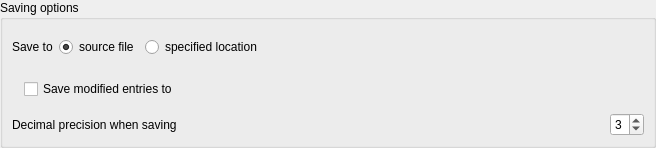
Qt form src/utils/widgets/otofilesavewidget.ui (shine5402/KiraOtoToolbox) before a commit.
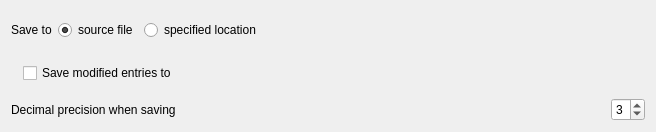
The same form after that commit. Custom widgets are drawn as their Qt base class.

Commit message: change file io widgets ui

```diff
--- a/src/utils/widgets/otofilesavewidget.ui
+++ b/src/utils/widgets/otofilesavewidget.ui
@@ -7,28 +7,10 @@
     <x>0</x>
     <y>0</y>
     <width>656</width>
-    <height>148</height>
+    <height>132</height>
    </rect>
   </property>
   <layout class="QVBoxLayout" name="verticalLayout">
-   <property name="leftMargin">
-    <number>0</number>
-   </property>
-   <property name="topMargin">
-    <number>0</number>
-   </property>
-   <property name="rightMargin">
-    <number>0</number>
-   </property>
-   <property name="bottomMargin">
-    <number>0</number>
-   </property>
-   <item>
-    <widget class="QGroupBox" name="saveOptionGroupBox">
-     <property name="title">
-      <string>Saving options</string>
-     </property>
-     <layout class="QVBoxLayout" name="verticalLayout_4">
       <item>
        <layout class="QHBoxLayout" name="horizontalLayout_9">
         <item>
@@ -150,9 +132,6 @@
       </item>
      </layout>
     </widget>
-   </item>
-  </layout>
- </widget>
  <customwidgets>
   <customwidget>
    <class>OtoFileNameEditWithSaveBrowse</class>
```
Left out of the diff: 16 changed lines with no effect on the pictures. Lines whose indentation alone changed are shown as unchanged. The commit also changes 4 other files.
